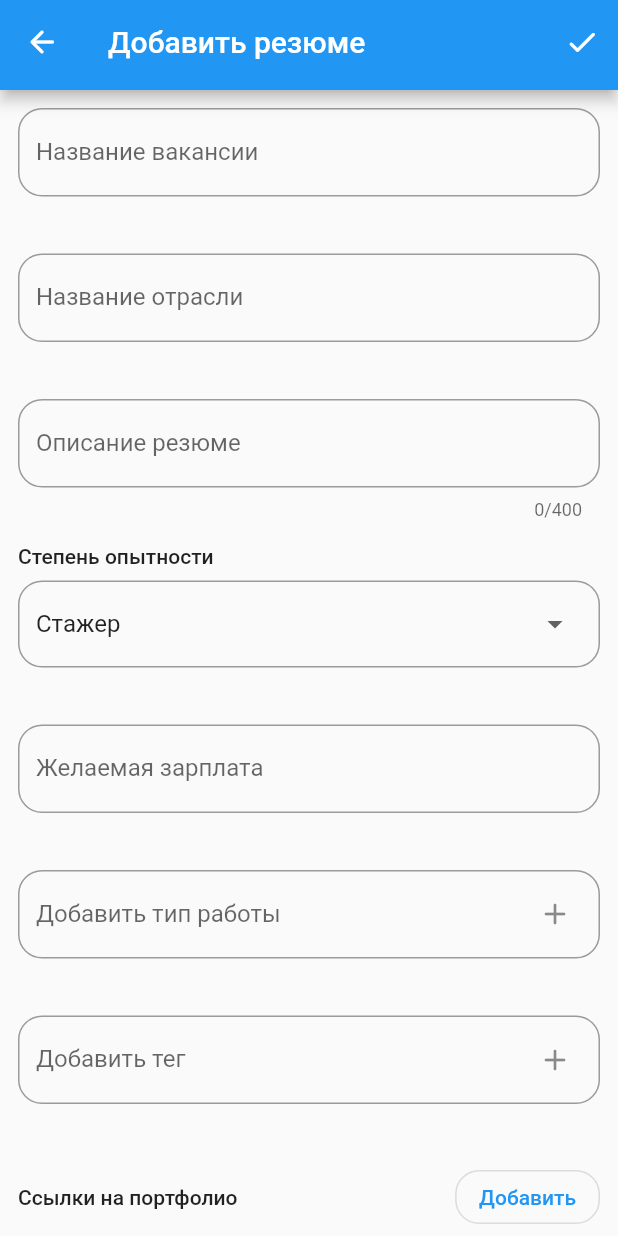
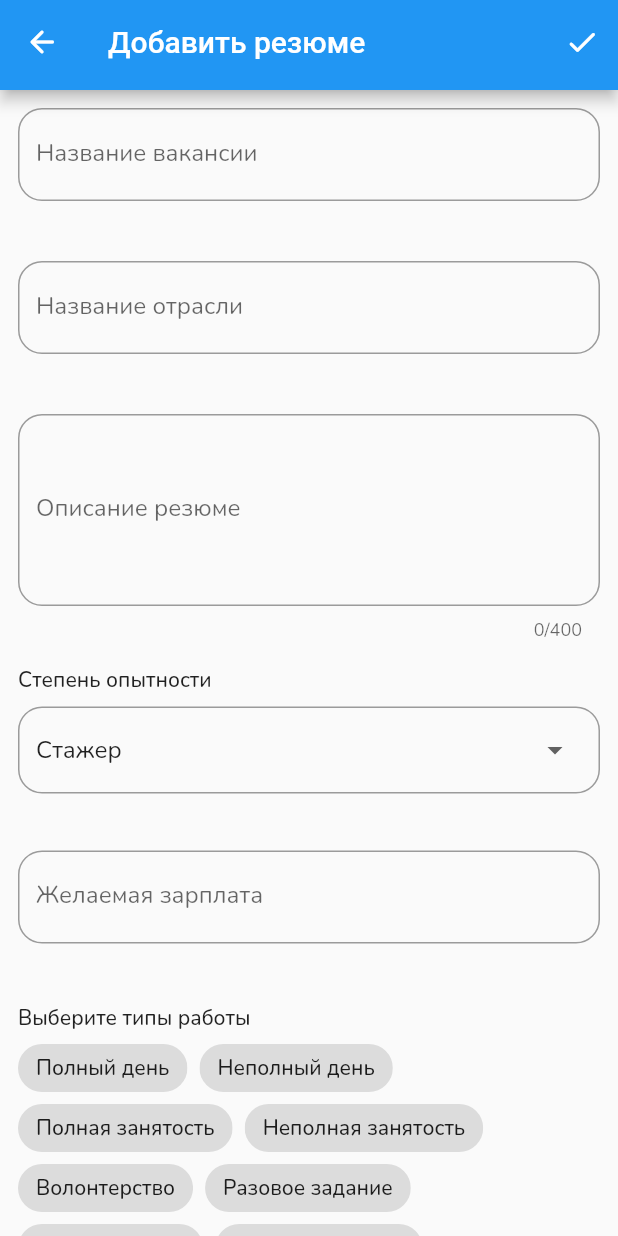
Before and after one commit to Vanchel/helperr, a Flutter app: the EditResumeView screen opened directly with empty values, on a phone screen of 412 x 824 dp. Run offline on Flutter 3.47's test engine with Material 2 defaults, Android fonts, the phone set to English and light mode, and no system bars; our stand-ins replace bloc, equatable, firebase_core, firebase_storage, flutter_bloc, google_fonts and 3 more; accounts and stored records are empty; statements that could not run were skipped.

Commit message:
data sourse changes + work type widget

```diff
--- a/lib/constants.dart
+++ b/lib/constants.dart
@@ -1,6 +1,7 @@
 const int salaryNotSpecified = -1;
 
 const double scaffoldBodyPadding = 12.0;
+const double defaultMargin = 16.0;
 const double borderRadius = 16.0;
 const double iconButtonSplashRadius = 24.0;
 const double deviceWidthBreakpoint = 650.0;
--- a/lib/data_layer/model/employer.dart
+++ b/lib/data_layer/model/employer.dart
@@ -59,13 +59,13 @@ class Employer {
       );
 
   factory Employer.fromJson(Map<String, dynamic> json) => Employer(
-        userId: json["user_id"],
+        userId: json["user"],
         name: json["name"],
         mailing: json["mailing"],
         address: json["address"],
-        phone: List<String>.from(json["phone"].map((x) => x)),
+        phone: List<String>.from(json["phone"]?.map((x) => x) ?? []),
         about: json["about"],
-        links: List<String>.from(json["links"].map((x) => x)),
+        links: List<String>.from(json["links"]?.map((x) => x) ?? []),
         profileLink: json["profile_link"],
         photoUrl: json["photo_url"],
         profileBackground: json["profile_background"],
--- a/lib/data_layer/model/models.dart
+++ b/lib/data_layer/model/models.dart
@@ -13,6 +13,7 @@ export 'portfolio.dart';
 export 'worker_info.dart';
 export 'employer.dart';
 export 'vacancy.dart';
+export 'work_type.dart';
 export 'experience_duration.dart';
 export 'scroll.dart';
 export 'employer_info.dart';
--- a/lib/data_layer/model/resume.dart
+++ b/lib/data_layer/model/resume.dart
@@ -8,6 +8,7 @@ import 'package:equatable/equatable.dart';
 
 import 'util.dart';
 import 'experience_type.dart';
+import 'work_type.dart';
 import 'portfolio.dart';
 
 Resume resumeFromJson(String str) => Resume.fromJson(json.decode(str));
@@ -36,7 +37,7 @@ class Resume extends Equatable {
   final String industry;
   final ExperienceType grade;
   final int salary;
-  final List<String> workType;
+  final Set<WorkType> workType;
   final List<String> tags;
   final String about;
   final String bgHeaderColor;
@@ -50,7 +51,7 @@ class Resume extends Equatable {
     String industry,
     ExperienceType grade,
     int salary,
-    List<String> workType,
+    Set<WorkType> workType,
     List<String> tags,
     String about,
     String bgHeaderColor,
@@ -78,18 +79,19 @@ class Resume extends Equatable {
 
   factory Resume.fromJson(Map<String, dynamic> json) => Resume(
         id: json["id"],
-        userId: json["user_id"],
+        userId: json["user"],
         vacancyName: json["vacancy_name"],
         industry: json["industry"],
         grade: experienceTypeFromJson(json["grade"]),
         salary: json["salary"],
-        workType: List<String>.from(json["work_type"].map((x) => x)),
-        tags: List<String>.from(json["tags"].map((x) => x)),
+        workType: Set<WorkType>.from(
+            json["work_type"]?.map((x) => workTypeFromJson(x)) ?? []),
+        tags: List<String>.from(json["tags"]?.map((x) => x) ?? []),
         about: json["about"],
         bgHeaderColor: json["bg_header_color"],
         pubDate: dateFromJson(json["pub_date"]),
         portfolio: List<Portfolio>.from(
-            json["portfolio"].map((x) => Portfolio.fromJson(x))),
+            json["portfolio"]?.map((x) => Portfolio.fromJson(x)) ?? []),
       );
 
   Map<String, dynamic> toJson() => {
@@ -99,7 +101,7 @@ class Resume extends Equatable {
         "industry": industry,
         "grade": experienceTypeToJson(grade),
         "salary": salary,
-        "work_type": List<dynamic>.from(workType.map((x) => x)),
+        "work_type": List<dynamic>.from(workType.map((x) => workTypeToJson(x))),
         "tags": List<dynamic>.from(tags.map((x) => x)),
         "about": about,
         "bg_header_color": bgHeaderColor,
--- a/lib/features/edit_employer_profile/view/edit_employer_profile_view.dart
+++ b/lib/features/edit_employer_profile/view/edit_employer_profile_view.dart
@@ -61,8 +61,7 @@ class _EditEmployerProfileViewState extends State<EditEmployerProfileView> {
         initialValue: widget.employer.about,
         keyboardType: TextInputType.multiline,
         maxLength: 150,
-        minLines: 1,
-        maxLines: 4,
+        maxLines: null,
         decoration: const InputDecoration(
           labelText: 'О компании',
           hintText: 'Строим ракеты, едим конфеты >_<',
@@ -128,7 +127,7 @@ class _EditEmployerProfileViewState extends State<EditEmployerProfileView> {
           address: _address,
           phone: _phoneNumbers,
           links: _links,
-          profileLink: "",
+          profileLink: '',
         );
         context.read<EditProfileCubit>().saveProfile(editedEmployer);
       }
--- a/lib/features/edit_list/views/chip_input/chip_input_view.dart
+++ b/lib/features/edit_list/views/chip_input/chip_input_view.dart
@@ -25,6 +25,8 @@ class _ChipInputViewState extends State<ChipInputView> {
   Widget _buildInputChip(BuildContext context, String text, int index) {
     return InputChip(
       label: Text(text),
+      materialTapTargetSize: MaterialTapTargetSize.shrinkWrap,
+      deleteButtonTooltipMessage: 'Удалить',
       onDeleted: () => context.read<EditListCubit<String>>().deleteValue(index),
     );
   }
@@ -50,6 +52,7 @@ class _ChipInputViewState extends State<ChipInputView> {
     );
 
     final _inputField = Container(
+      //margin: const EdgeInsets.only(bottom: 16.0),
       child: TextFormField(
         controller: controller,
         keyboardType: TextInputType.text,
@@ -70,7 +73,8 @@ class _ChipInputViewState extends State<ChipInputView> {
         }
 
         return Wrap(
-          spacing: 4.0,
+          spacing: 8.0,
+          runSpacing: 8.0,
           children: List.generate(state.length, (index) {
             return _buildInputChip(context, state[index], index);
           }).toList(),
--- /dev/null
+++ b/lib/features/edit_list/views/work_type_filter/cubit/work_type_cubit.dart
@@ -0,0 +1,11 @@
+import 'package:bloc/bloc.dart';
+
+import '../../../../../data_layer/model/work_type.dart';
+
+class WorkTypeCubit extends Cubit<Set<WorkType>> {
+  WorkTypeCubit(Set<WorkType> initialValue) : super(initialValue);
+
+  void addValue(WorkType value) => emit(Set.of(state)..add(value));
+
+  void deleteValue(WorkType value) => emit(Set.of(state)..remove(value));
+}
--- /dev/null
+++ b/lib/features/edit_list/views/work_type_filter/work_type_filter_view.dart
@@ -0,0 +1,115 @@
+import 'package:flutter/material.dart';
+import 'package:flutter_bloc/flutter_bloc.dart';
+
+import 'cubit/work_type_cubit.dart';
+import '../../../../data_layer/model/work_type.dart';
+
+class WorkTypeFilterView extends StatelessWidget {
+  const WorkTypeFilterView({Key key, @required this.onChanged})
+      : super(key: key);
+
+  final Function(Set<WorkType>) onChanged;
+
+  void _onSelected(BuildContext context, bool isSelected, WorkType type) {
+    final cubit = context.read<WorkTypeCubit>();
+    isSelected ? cubit.addValue(type) : cubit.deleteValue(type);
+  }
+
+  @override
+  Widget build(BuildContext context) {
+    return BlocBuilder<WorkTypeCubit, Set<WorkType>>(
+      builder: (context, state) {
+        if (onChanged != null) {
+          onChanged(state);
+        }
+
+        return Wrap(
+          spacing: 8.0,
+          runSpacing: 8.0,
+          children: [
+            FilterChip(
+              label: Text('Полный день'),
+              materialTapTargetSize: MaterialTapTargetSize.shrinkWrap,
+              selected: state.contains(WorkType.fullDay),
+              onSelected: (value) {
+                _onSelected(context, value, WorkType.fullDay);
+              },
+            ),
+            FilterChip(
+              label: Text('Неполный день'),
+              materialTapTargetSize: MaterialTapTargetSize.shrinkWrap,
+              selected: state.contains(WorkType.partDay),
+              onSelected: (value) {
+                _onSelected(context, value, WorkType.partDay);
+              },
+            ),
+            FilterChip(
+              label: Text('Полная занятость'),
+              materialTapTargetSize: MaterialTapTargetSize.shrinkWrap,
+              selected: state.contains(WorkType.fullTime),
+              onSelected: (value) {
+                _onSelected(context, value, WorkType.fullTime);
+              },
+            ),
+            FilterChip(
+              label: Text('Неполная занятость'),
+              materialTapTargetSize: MaterialTapTargetSize.shrinkWrap,
+              selected: state.contains(WorkType.partTime),
+              onSelected: (value) {
+                _onSelected(context, value, WorkType.partTime);
+              },
+            ),
+            FilterChip(
+              label: Text('Волонтерство'),
+              materialTapTargetSize: MaterialTapTargetSize.shrinkWrap,
+              selected: state.contains(WorkType.volunteer),
+              onSelected: (value) {
+                _onSelected(context, value, WorkType.volunteer);
+              },
+            ),
+            FilterChip(
+              label: Text('Разовое задание'),
+              materialTapTargetSize: MaterialTapTargetSize.shrinkWrap,
+              selected: state.contains(WorkType.oneTimeJob),
+              onSelected: (value) {
+                _onSelected(context, value, WorkType.oneTimeJob);
+              },
+            ),
+            FilterChip(
+              label: Text('Гибкий график'),
+              materialTapTargetSize: MaterialTapTargetSize.shrinkWrap,
+              selected: state.contains(WorkType.flexibleSchedule),
+              onSelected: (value) {
+                _onSelected(context, value, WorkType.flexibleSchedule);
+              },
+            ),
+            FilterChip(
+              label: Text('Сменный график'),
+              materialTapTargetSize: MaterialTapTargetSize.shrinkWrap,
+              selected: state.contains(WorkType.shiftSchedule),
+              onSelected: (value) {
+                _onSelected(context, value, WorkType.shiftSchedule);
+              },
+            ),
+            FilterChip(
+              label: Text('Вахтовый метод'),
+              materialTapTargetSize: MaterialTapTargetSize.shrinkWrap,
+              selected: state.contains(WorkType.shiftMethod),
+              onSelected: (value) {
+                _onSelected(context, value, WorkType.shiftMethod);
+              },
+            ),
+            FilterChip(
+              label: Text('Удаленная работа'),
+              materialTapTargetSize: MaterialTapTargetSize.shrinkWrap,
+              selected: state.contains(WorkType.remote),
+              onSelected: (value) {
+                _onSelected(context, value, WorkType.remote);
+              },
+            ),
+          ],
+        );
+      },
+    );
+  }
+}
--- /dev/null
+++ b/lib/features/edit_list/views/work_type_filter/work_type_filter_widget.dart
@@ -0,0 +1,25 @@
+import 'package:flutter/material.dart';
+import 'package:flutter_bloc/flutter_bloc.dart';
+
+import 'work_type_filter_view.dart';
+import 'cubit/work_type_cubit.dart';
+import '../../../../data_layer/model/work_type.dart';
+
+class WorkTypeFilter extends StatelessWidget {
+  const WorkTypeFilter({
+    Key key,
+    this.initialValue = const {},
+    this.onChanged,
+  }) : super(key: key);
+
+  final Set<WorkType> initialValue;
+  final Function(Set<WorkType> newValue) onChanged;
+
+  @override
+  Widget build(BuildContext context) {
+    return BlocProvider(
+      create: (context) => WorkTypeCubit(initialValue),
+      child: WorkTypeFilterView(onChanged: onChanged),
+    );
+  }
+}
--- a/lib/features/edit_resume/view/edit_resume_view.dart
+++ b/lib/features/edit_resume/view/edit_resume_view.dart
@@ -1,15 +1,20 @@
 import 'package:flutter/material.dart';
 import 'package:flutter_bloc/flutter_bloc.dart';
 
-import '../../edit_single_value/views/experience_type/edit_experience_type.dart';
+import '../cubit/edit_resume_cubit.dart';
+
 import '../../../data_layer/repository/authentication_repository.dart';
+
+import '../../../data_layer/model/work_type.dart';
 import '../../../data_layer/model/experience_type.dart';
 import '../../../data_layer/model/resume.dart';
 import '../../../data_layer/model/portfolio.dart';
 
-import '../cubit/edit_resume_cubit.dart';
+import '../../edit_single_value/views/experience_type/edit_experience_type.dart';
 import '../../edit_list/views/chip_input/chip_input_widget.dart';
+import '../../edit_list/views/work_type_filter/work_type_filter_widget.dart';
 import '../../edit_list/views/portfolio/portfolio_list.dart';
+
 import '../../../constants.dart' as constants;
 
 class EditResumeView extends StatefulWidget {
@@ -36,7 +41,7 @@ class _EditResumeViewState extends State<EditResumeView> {
   String _about;
   ExperienceType _grade;
   int _salary;
-  List<String> _workType;
+  Set<WorkType> _workType;
   List<String> _tags;
   List<Portfolio> _portfolio;
 
@@ -87,8 +92,8 @@ class _EditResumeViewState extends State<EditResumeView> {
         initialValue: widget.isEditing ? widget.resume.about : '',
         keyboardType: TextInputType.multiline,
         maxLength: 400,
-        minLines: 1,
-        maxLines: 4,
+        minLines: 4,
+        maxLines: null,
         decoration: const InputDecoration(
           labelText: 'Описание резюме',
           hintText: 'Стараюсь найти работу по душе.',
@@ -111,8 +116,10 @@ class _EditResumeViewState extends State<EditResumeView> {
     final salaryInput = Container(
       margin: const EdgeInsets.only(bottom: 16.0),
       child: TextFormField(
-        initialValue:
-            widget.isEditing ? (widget.resume.salary ?? '').toString() : '',
+        initialValue: widget.isEditing
+            ? ((widget.resume.salary != -1) ? widget.resume.salary : '')
+                .toString()
+            : '',
         keyboardType: TextInputType.number,
         decoration: InputDecoration(
           labelText: 'Желаемая зарплата',
@@ -139,13 +146,24 @@ class _EditResumeViewState extends State<EditResumeView> {
       ),
     );
 
-    final workTypesInput = Container(
-      margin: const EdgeInsets.only(bottom: 16.0),
-      child: ChipInput(
-        initialValue: widget.isEditing ? widget.resume.workType : [],
-        onChanged: (newValue) => _workType = newValue,
-        labelText: 'Добавить тип работы',
-        hintText: 'Воздухоплавание',
+    final workTypesFilter = Container(
+      margin: const EdgeInsets.only(bottom: 32.0),
+      child: Column(
+        mainAxisSize: MainAxisSize.min,
+        crossAxisAlignment: CrossAxisAlignment.start,
+        children: [
+          Container(
+            margin: const EdgeInsets.only(bottom: 8.0),
+            child: Text(
+              'Выберите типы работы',
+              style: themeData.textTheme.bodyText1,
+            ),
+          ),
+          WorkTypeFilter(
+            initialValue: widget.isEditing ? widget.resume.workType : {},
+            onChanged: (newValue) => _workType = newValue,
+          ),
+        ],
       ),
     );
 
@@ -182,10 +200,7 @@ class _EditResumeViewState extends State<EditResumeView> {
             const SizedBox(height: 16.0),
             OutlinedButton(
               child: const Text('Удалить резюме'),
-              style: ButtonStyle(
-                foregroundColor:
-                    MaterialStateProperty.resolveWith((states) => Colors.red),
-              ),
+              style: OutlinedButton.styleFrom(primary: Colors.red),
               onPressed: () {
                 context.read<EditResumeCubit>().deleteResume(widget.resume.id);
               },
@@ -226,6 +241,7 @@ class _EditResumeViewState extends State<EditResumeView> {
           salary: _salary,
           workType: _workType,
           tags: _tags,
+          bgHeaderColor: '',
           portfolio: _portfolio,
         );
 
@@ -297,7 +313,7 @@ class _EditResumeViewState extends State<EditResumeView> {
                 aboutInput,
                 gradeInput,
                 salaryInput,
-                workTypesInput,
+                workTypesFilter,
                 tagsInput,
                 portfolioList,
                 deleteBlock,
--- a/lib/features/edit_worker_profile/view/edit_worker_profile_view.dart
+++ b/lib/features/edit_worker_profile/view/edit_worker_profile_view.dart
@@ -68,8 +68,7 @@ class _EditWorkerProfileViewState extends State<EditWorkerProfileView> {
         initialValue: widget.worker.about,
         keyboardType: TextInputType.multiline,
         maxLength: 150,
-        minLines: 1,
-        maxLines: 4,
+        maxLines: null,
         decoration: const InputDecoration(
           labelText: 'О себе',
           hintText: 'Любитель ракет и сладких конфет ^^,',
@@ -203,7 +202,7 @@ class _EditWorkerProfileViewState extends State<EditWorkerProfileView> {
           exp: _experience,
           language: _languages,
           socialLinks: _socialLinks,
-          profileLink: "",
+          profileLink: '',
         );
         context.read<EditProfileCubit>().saveProfile(editedWorker);
       }
--- a/lib/theme.dart
+++ b/lib/theme.dart
@@ -1,4 +1,5 @@
 import 'package:flutter/material.dart';
+import 'package:google_fonts/google_fonts.dart';
 
 import 'constants.dart' as constants;
 
@@ -7,7 +8,7 @@ const _roundedBorder = RoundedRectangleBorder(
 );
 
 final theme = ThemeData(
-  //textTheme: const GoogleFonts.nunitoTextTheme(),
+  textTheme: GoogleFonts.nunitoTextTheme(),
   cardTheme: const CardTheme(shape: _roundedBorder),
   textButtonTheme: TextButtonThemeData(
     style: TextButton.styleFrom(shape: _roundedBorder),
--- a/pubspec.yaml
+++ b/pubspec.yaml
@@ -34,6 +34,7 @@ dependencies:
   image_picker: ^0.7.2
   image_cropper: ^1.3.1
   transparent_image: ^1.0.0
+  google_fonts: ^2.0.0
   intl: ^0.17.0
 
 
```
Also changed, not shown: lib/data_layer/data_provider/helperr_server.dart (+91 -64 lines), lib/data_layer/model/vacancy.dart (+19 -9 lines), lib/data_layer/model/work_type.dart (added, +68 -0 lines), lib/data_layer/model/worker.dart (+9 -8 lines), lib/features/edit_resume/view/resumes_list.dart (+10 -4 lines), lib/features/edit_vacancy/view/edit_vacancy_view.dart (+40 -24 lines), lib/features/edit_vacancy/view/vacancies_list.dart (+10 -4 lines), pubspec.lock.
